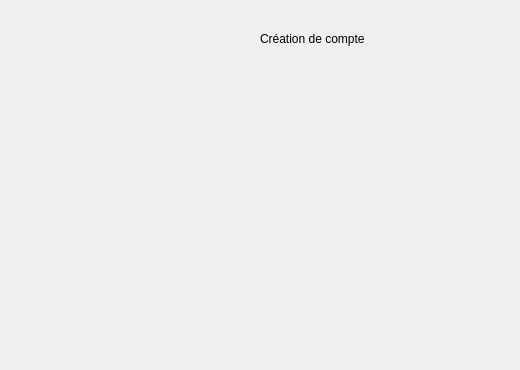
Before: the Qt Designer form mainwindow.ui in alextnlr/ShareCount, drawn with Qt 5; both pictures show x 0 to 520 and y 0 to 370 of the 800 by 600 pixel window.
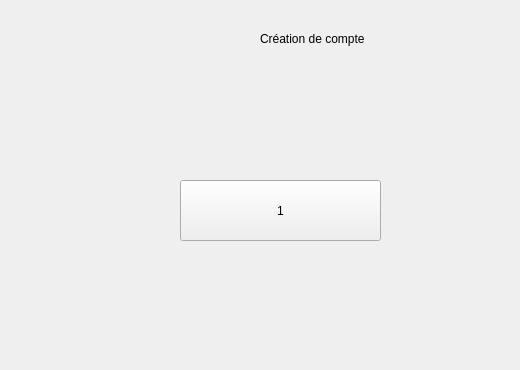
After: the same form once the commit is applied.

Diff of the .ui file:
```diff
--- a/mainwindow.ui
+++ b/mainwindow.ui
@@ -27,6 +27,19 @@
      <string>Création de compte</string>
     </property>
    </widget>
+   <widget class="QPushButton" name="pushButton">
+    <property name="geometry">
+     <rect>
+      <x>180</x>
+      <y>180</y>
+      <width>201</width>
+      <height>61</height>
+     </rect>
+    </property>
+    <property name="text">
+     <string>1</string>
+    </property>
+   </widget>
   </widget>
   <widget class="QMenuBar" name="menubar">
    <property name="geometry">
```
